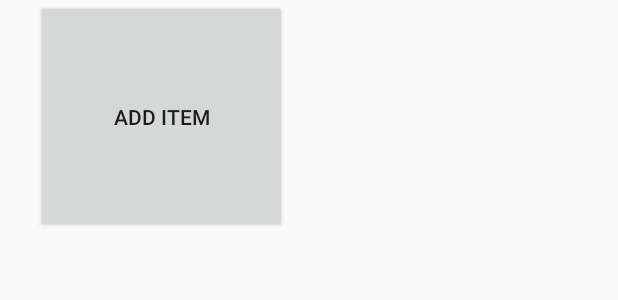
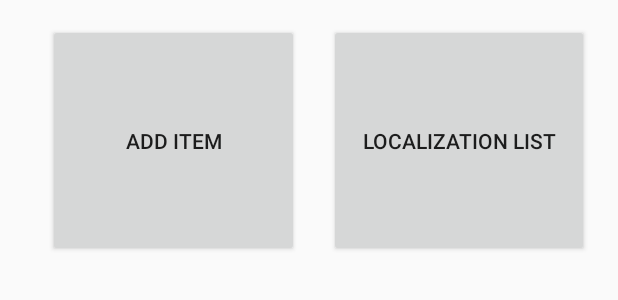
Before and after one commit to drolewski/StorageRoom, an Android app: the layout activity_menu_start.xml on its own in the app's theme, with its tools: preview values and no code run, on a phone screen of 412 x 824 dp. Shown: the top 300 px of the screen. Run offline under Robolectric (Android 15) with nearby library versions, the phone set to English and light mode, and no system bars.

Commit message:
Add Localization list view

```diff
--- a/app/src/main/AndroidManifest.xml
+++ b/app/src/main/AndroidManifest.xml
@@ -9,11 +9,12 @@
         android:roundIcon="@mipmap/ic_launcher_round"
         android:supportsRtl="true"
         android:theme="@style/AppTheme">
-        <activity android:name=".MenuStart"></activity>
+        <activity android:name=".LocalizationList" />
+        <activity android:name=".MenuStart" />
         <activity
             android:name=".AddLocalization"
             android:label="@string/add_localization_title"
-            android:theme="@style/AppTheme.NoActionBar"></activity>
+            android:theme="@style/AppTheme.NoActionBar" />
         <activity android:name=".MainActivity">
             <intent-filter>
                 <action android:name="android.intent.action.MAIN" />
--- a/app/src/main/res/layout/activity_menu_start.xml
+++ b/app/src/main/res/layout/activity_menu_start.xml
@@ -10,10 +10,24 @@
         android:id="@+id/addItem"
         android:layout_width="167dp"
         android:layout_height="155dp"
-        android:layout_marginStart="24dp"
-        android:layout_marginLeft="24dp"
-        android:layout_marginTop="40dp"
+        android:layout_marginStart="32dp"
+        android:layout_marginLeft="32dp"
+        android:layout_marginTop="16dp"
         android:text="Add Item"
         app:layout_constraintStart_toStartOf="parent"
-        app:layout_constraintTop_toBottomOf="@+id/appBarLayout" />
+        app:layout_constraintTop_toTopOf="parent" />
+
+    <Button
+        android:id="@+id/locList"
+        android:layout_width="173dp"
+        android:layout_height="155dp"
+        android:layout_marginStart="20dp"
+        android:layout_marginLeft="20dp"
+        android:layout_marginTop="16dp"
+        android:text="Localization List"
+        app:layout_constraintEnd_toEndOf="parent"
+        app:layout_constraintHorizontal_bias="0.0"
+        app:layout_constraintStart_toEndOf="@+id/addItem"
+        app:layout_constraintTop_toTopOf="parent" />
+
 </androidx.constraintlayout.widget.ConstraintLayout>
```
Also changed, not shown: app/src/main/java/io/drolewski/storageroom/activities/LocalizationList.kt (added, +65 -0 lines), app/src/main/java/io/drolewski/storageroom/activities/MainActivity.kt (+7 -9 lines), app/src/main/java/io/drolewski/storageroom/activities/MenuStart.kt (+10 -0 lines), app/src/main/res/layout/activity_localization_list.xml (added, +42 -0 lines), app/src/main/res/layout/list_element.xml (added, +7 -0 lines).
